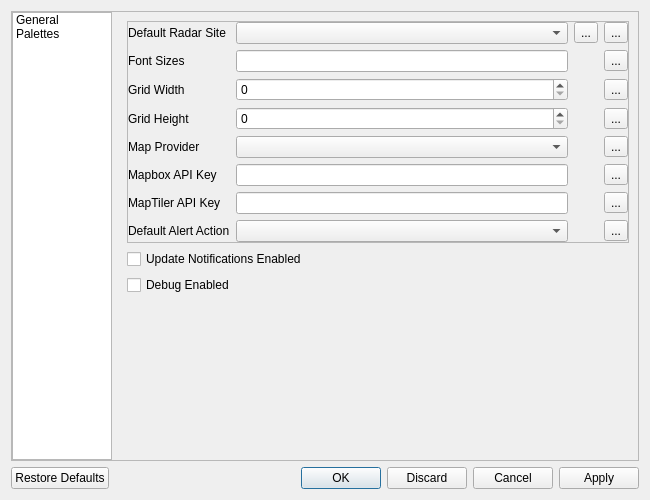
dpaulat/supercell-wx, file scwx-qt/source/scwx/qt/ui/settings_dialog.ui: the form before one commit.
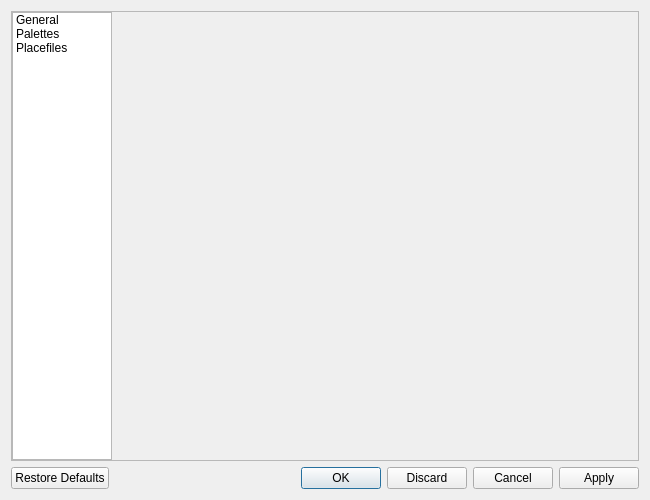
The form after the commit. The open tabs and pages were chosen to show the change. Icons and pictures are not drawn.

Commit message: Add placefile settings initial layout

```diff
--- a/scwx-qt/source/scwx/qt/ui/settings_dialog.ui
+++ b/scwx-qt/source/scwx/qt/ui/settings_dialog.ui
@@ -73,6 +73,15 @@
            <normaloff>:/res/icons/font-awesome-6/palette-solid.svg</normaloff>:/res/icons/font-awesome-6/palette-solid.svg</iconset>
          </property>
         </item>
+        <item>
+         <property name="text">
+          <string>Placefiles</string>
+         </property>
+         <property name="icon">
+          <iconset resource="../../../../scwx-qt.qrc">
+           <normaloff>:/res/icons/font-awesome-6/earth-americas-solid.svg</normaloff>:/res/icons/font-awesome-6/earth-americas-solid.svg</iconset>
+         </property>
+        </item>
        </widget>
       </item>
       <item>
@@ -410,6 +419,22 @@
           </item>
          </layout>
         </widget>
+        <widget class="QWidget" name="placefiles">
+         <layout class="QVBoxLayout" name="verticalLayout_4">
+          <property name="leftMargin">
+           <number>0</number>
+          </property>
+          <property name="topMargin">
+           <number>0</number>
+          </property>
+          <property name="rightMargin">
+           <number>0</number>
+          </property>
+          <property name="bottomMargin">
+           <number>0</number>
+          </property>
+         </layout>
+        </widget>
        </widget>
       </item>
      </layout>
```
Left out of the diff: 4 changed lines with no effect on the pictures. The commit also changes 7 other files.
